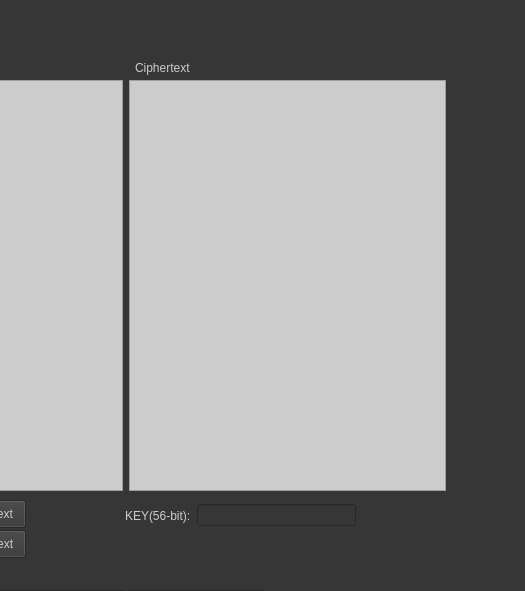
Above: MainWindow.ui from terminalmax/DESAlgorithm before the change; both pictures show x 275 to 800 and y 0 to 591 of the 800 by 700 pixel window. Below: the same form after it.
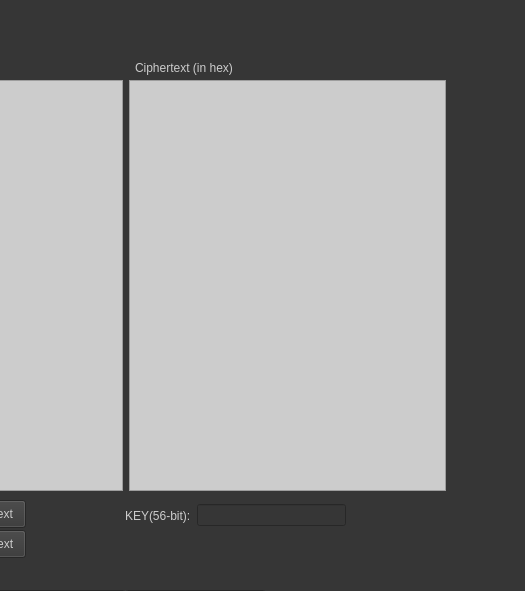
That is the form after the change.

Commit message: fixed ciphertext label

```diff
--- a/MainWindow.ui
+++ b/MainWindow.ui
@@ -93,12 +93,12 @@
      <rect>
       <x>410</x>
       <y>60</y>
-      <width>61</width>
+      <width>121</width>
       <height>16</height>
      </rect>
     </property>
     <property name="text">
-     <string>Ciphertext</string>
+     <string>Ciphertext (in hex)</string>
     </property>
    </widget>
    <widget class="QPushButton" name="LoadCiphertextButton">
@@ -119,7 +119,7 @@
      <rect>
       <x>400</x>
       <y>500</y>
-      <width>231</width>
+      <width>221</width>
       <height>31</height>
      </rect>
     </property>
@@ -133,6 +133,12 @@
      </item>
      <item>
       <widget class="QLineEdit" name="KeyInput">
+       <property name="sizePolicy">
+        <sizepolicy hsizetype="Expanding" vsizetype="Fixed">
+         <horstretch>0</horstretch>
+         <verstretch>0</verstretch>
+        </sizepolicy>
+       </property>
        <property name="text">
         <string/>
        </property>
```
